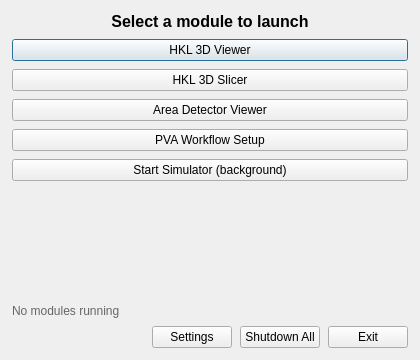
This is gui/dashpva.ui in AdvancedPhotonSource/DashPVA as Qt 5 draws it before an edit. The edited form follows.
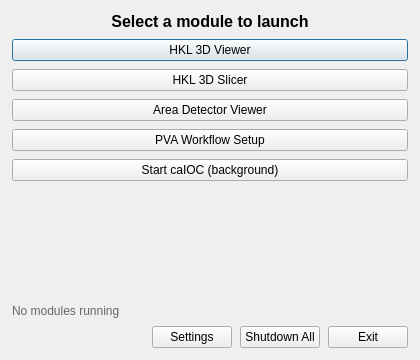
This is the edited form.

Commit message: add: cli command to dashpva.py command update: dashpva.ui launcher ui

The edit to the form file:
```diff
--- a/gui/dashpva.ui
+++ b/gui/dashpva.ui
@@ -84,15 +84,12 @@
    </item>
    <item>
     <widget class="QPushButton" name="btn_sim_setup">
-     <property name="text">
-      <string>Start Simulator (background)</string>
-     </property>
-     <property name="minimumHeight">
-      <number>34</number>
-     </property>
      <property name="toolTip">
       <string>Launch simulator in background (no console output)</string>
      </property>
+     <property name="text">
+      <string>Start caIOC (background)</string>
+     </property>
     </widget>
    </item>
    <item>
```
Left out of the diff: 24 changed lines with no effect on the pictures. The commit also changes 1 other file.
